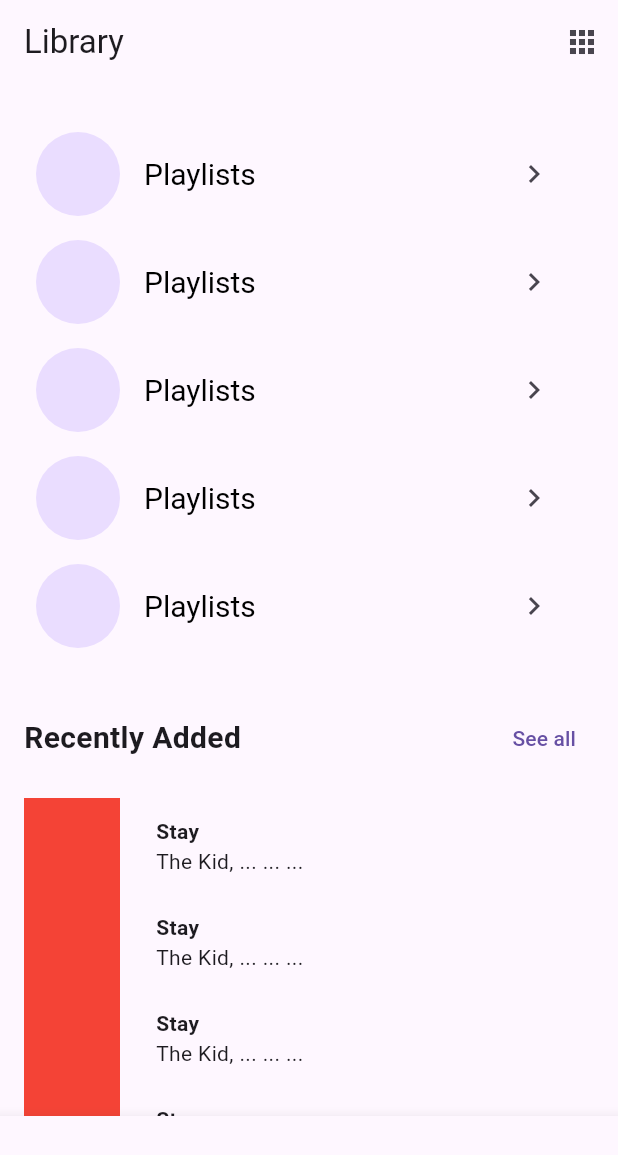
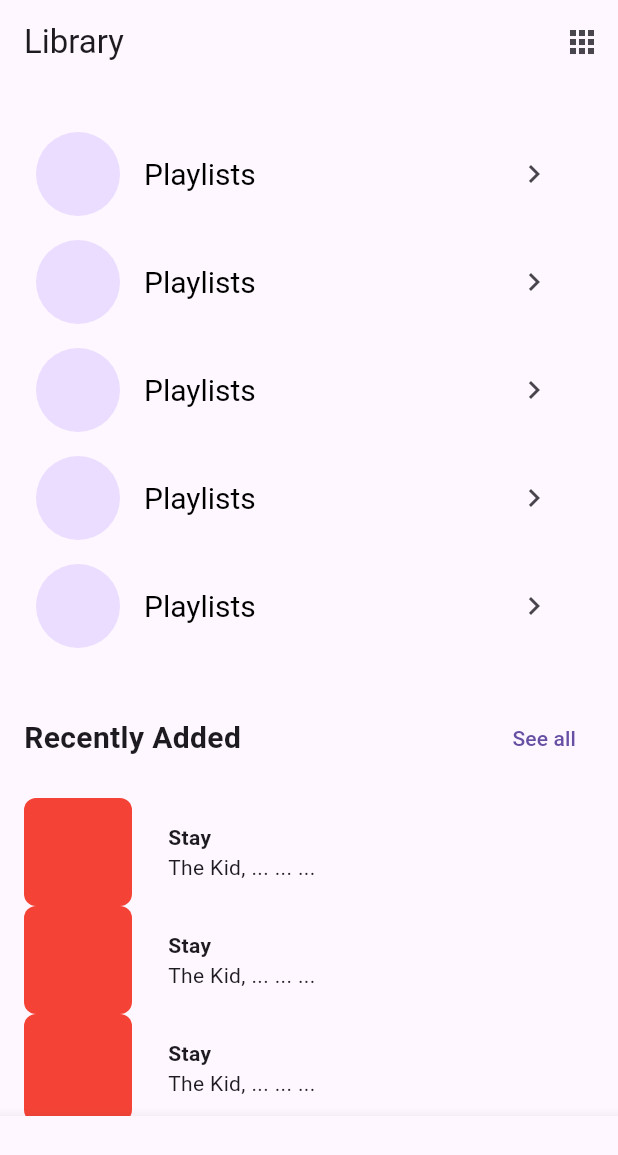
Before and after one commit to JAICHANGPARK/flutter_notebook_chapter_38, a Flutter app: the MusicStreamHomePage screen opened directly, on a phone screen of 412 x 824 dp. Shown: the top 1155 px of the screen. Run offline on Flutter 3.47's test engine with Material 3 defaults, Android fonts, the phone set to English and light mode, and no system bars; our stand-ins replace gap, go_router, google_fonts, smooth_page_indicator.

Commit message:
Update music_stream_home_page.dart

```diff
--- a/lib/ep1931_music_streaming_app/views/music_stream_home_page.dart
+++ b/lib/ep1931_music_streaming_app/views/music_stream_home_page.dart
@@ -85,10 +85,11 @@ class _MusicStreamHomePageState extends State<MusicStreamHomePage> {
                   return Row(
                     children: [
                       Container(
-                        height: 64,
-                        width: 64,
+                        height: 72,
+                        width: 72,
                         decoration: BoxDecoration(
                           color: Colors.red,
+                          borderRadius: BorderRadius.circular(8),
                         ),
                       ),
                       Gap(24),
```
